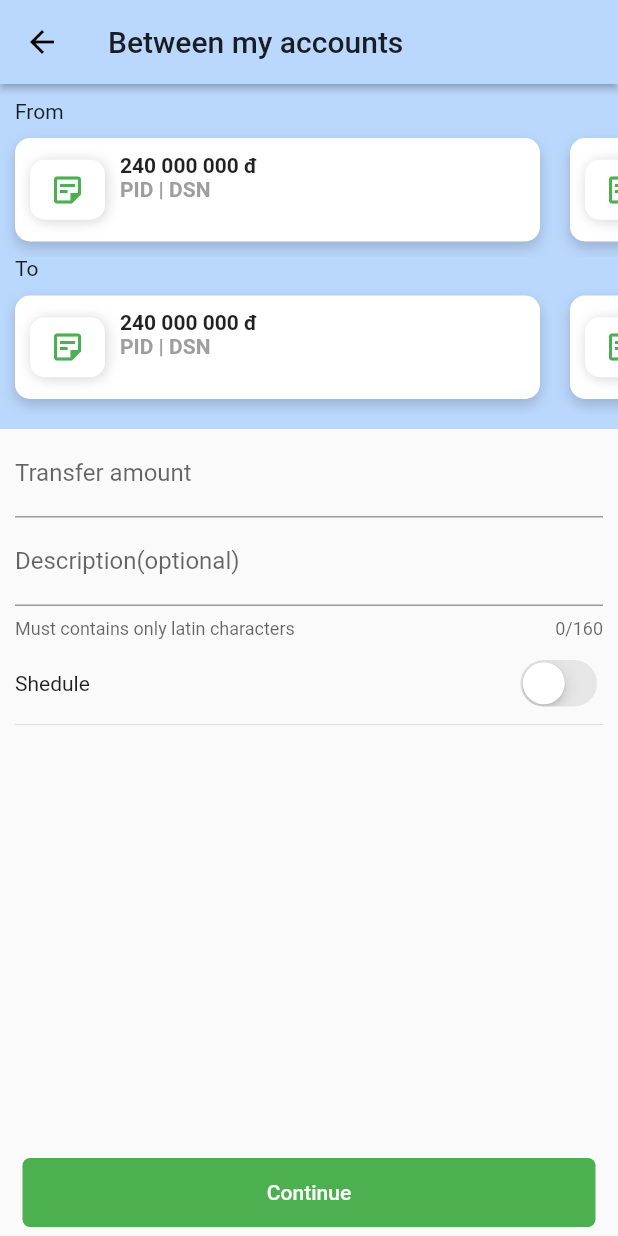
After one commit to bigo92/Vdi_bank, a Flutter app: the TabMainPage screen opened directly, after a tap on "To account number", on a phone screen of 412 x 824 dp. The commit adds this screen. Run offline on Flutter 3.47's test engine with Material 2 defaults, Android fonts, the phone set to English and light mode, and no system bars; our stand-ins replace connectivity, flutter_spinkit, get, get_storage, line_icons, permission_handler and 2 more; missing offline and left inert: qrscan; accounts and stored records are empty; Roboto replaces fonts that are missing (MPLUSRounded1c).

Commit message:
to account number

```diff
--- a/source/vdi_bank_mobile/lib/modules/home/tab_modules/tab_main/tab_main_controller.dart
+++ b/source/vdi_bank_mobile/lib/modules/home/tab_modules/tab_main/tab_main_controller.dart
@@ -1,5 +1,8 @@
 import 'package:get/get.dart';
+import 'package:vdi_bank/routes/pages.dart';
 
 class TabMainController extends GetxController {
-
+  goToAccountNumber() {
+    Get.toNamed(Routes.TO_ACCOUNT_NUMBER);
+  }
 }
--- a/source/vdi_bank_mobile/lib/modules/home/tab_modules/tab_main/tab_main_page.dart
+++ b/source/vdi_bank_mobile/lib/modules/home/tab_modules/tab_main/tab_main_page.dart
@@ -67,7 +67,11 @@ class TabMainPage extends StatelessWidget {
                   children: [
                     _buildListItemTransfer(
                         icon: Icons.food_bank_outlined,
-                        text: 'To account number'),
+                        text: 'To account number',
+                      onPress: () {
+                          tabMainController.goToAccountNumber();
+                      }
+                    ),
                     _buildListItemTransfer(
                         icon: Icons.food_bank_outlined,
                         text: 'To account number'),
@@ -127,8 +131,10 @@ class TabMainPage extends StatelessWidget {
     );
   }
 
-  Container _buildListItemTransfer({IconData icon, String text}) {
-    return Container(
+  Widget _buildListItemTransfer({IconData icon, String text, Function onPress}) {
+    return GestureDetector(
+      onTap: onPress,
+      child: Container(
         margin: EdgeInsets.all(15),
         width: 70,
         child: Column(
@@ -159,6 +165,7 @@ class TabMainPage extends StatelessWidget {
             ),
           ],
         ),
+      ),
     );
   }
 
--- /dev/null
+++ b/source/vdi_bank_mobile/lib/modules/to_account_number/to_account_number_binding.dart
@@ -0,0 +1,9 @@
+import 'package:vdi_bank/modules/to_account_number/to_account_number_controller.dart';
+import 'package:get/get.dart';
+
+class ToAccountNumberBinding implements Bindings {
+  @override
+  void dependencies() {
+    Get.lazyPut<ToAccountNumberController>(() => ToAccountNumberController());
+  }
+}
--- /dev/null
+++ b/source/vdi_bank_mobile/lib/modules/to_account_number/to_account_number_controller.dart
@@ -0,0 +1,18 @@
+import 'package:get/get.dart';
+
+class ToAccountNumberController extends GetxController {
+  final isSchedule = false.obs;
+  @override
+  void onInit() async {
+    super.onInit();
+  }
+
+  toggleSchedule(value) {
+    isSchedule.value = value;
+  }
+
+  @override
+  void dispose() {
+    super.dispose();
+  }
+}
--- /dev/null
+++ b/source/vdi_bank_mobile/lib/modules/to_account_number/to_account_number_page.dart
@@ -0,0 +1,186 @@
+import 'package:flutter/cupertino.dart';
+import 'package:flutter/material.dart';
+import 'package:get/get.dart';
+import 'package:vdi_bank/theme/colors_theme.dart';
+import 'package:vdi_bank/widgets/custom_button.dart';
+
+import 'to_account_number_controller.dart';
+
+class ToAccountNumberPage extends GetView<ToAccountNumberController> {
+  final AppBar _appBar = AppBar(
+    title: Text('Between my accounts'),
+    elevation: 2,
+  );
+
+  @override
+  Widget build(BuildContext context) {
+    return Scaffold(
+      appBar: _appBar,
+      body: SafeArea(
+        child: LayoutBuilder(
+          builder: (context, constraints) => SingleChildScrollView(
+            child: SizedBox(
+              height: MediaQuery.of(context).size.height - (_appBar.preferredSize.height + MediaQuery.of(context).padding.top),
+              child: Column(
+                children: [
+                  Container(
+                    width: MediaQuery.of(context).size.width,
+                    height: 230,
+                    color: mainColor,
+                    padding: EdgeInsets.symmetric(vertical: 10),
+                    child: Column(
+                      crossAxisAlignment: CrossAxisAlignment.start,
+                      children: [
+                        Padding(
+                          child: Text('From'),
+                          padding: EdgeInsets.symmetric(horizontal: 10),
+                        ),
+                        Expanded(
+                          child: ListView(
+                            shrinkWrap: true,
+                            scrollDirection: Axis.horizontal,
+                            children: [
+                              _listFromItem(),
+                              _listFromItem(),
+                              _listFromItem(),
+                            ],
+                          ),
+                        ),
+                        Padding(
+                          child: Text('To'),
+                          padding: EdgeInsets.symmetric(horizontal: 10),
+                        ),
+                        Expanded(
+                          child: ListView(
+                            shrinkWrap: true,
+                            scrollDirection: Axis.horizontal,
+                            children: [
+                              _listFromItem(),
+                              _listFromItem(),
+                              _listFromItem(),
+                            ],
+                          ),
+                        ),
+                      ],
+                    ),
+                  ),
+                  Expanded(
+                    child: Container(
+                      padding: EdgeInsets.symmetric(horizontal: 10),
+                      child: Column(
+                        children: [
+                          TextField(
+                            decoration: InputDecoration(
+                              labelText: 'Transfer amount',
+                              suffix: Text(
+                                'đ',
+                                style:
+                                TextStyle(decoration: TextDecoration.underline),
+                              ),
+                            ),
+                            keyboardType: TextInputType.number,
+                          ),
+                          TextField(
+                            decoration: InputDecoration(
+                                labelText: 'Description(optional)',
+                                helperText: 'Must contains only latin characters'),
+                            maxLength: 160,
+                          ),
+                          SizedBox(height: 10,),
+                          Row(
+                            children: [
+                              Text('Shedule'),
+                              Spacer(),
+                              Obx(() => CupertinoSwitch(
+                                activeColor: Colors.blueAccent,
+                                value: controller.isSchedule.value,
+                                onChanged: (value) {
+                                  controller.toggleSchedule(value);
+                                },
+                              ),),
+                            ],
+                          ),
+                          Divider(),
+                          Spacer(),
+                          CustomButton(
+                            text: 'Continue',
+                            color: Colors.green,
+                            onPress: () {
+
+                            },
+                          )
+                        ],
+                      ),
+                    ),
+                  )
+                ],
+              ),
+            ),
+          ),
+        ),
+      ),
+    );
+  }
+
+  Container _listFromItem() {
+    return Container(
+      width: 350,
+      margin: EdgeInsets.all(10),
+      padding: EdgeInsets.all(10),
+      decoration: BoxDecoration(
+        borderRadius: BorderRadius.circular(10),
+        color: Colors.white,
+        boxShadow: [
+          BoxShadow(
+              color: Colors.black54.withAlpha(300),
+              spreadRadius: 0,
+              blurRadius: 7,
+              offset: Offset(0, 4)),
+        ],
+      ),
+      child: Row(
+        children: [
+          Container(
+            width: 50,
+            height: 40,
+            decoration: BoxDecoration(
+              borderRadius: BorderRadius.circular(10),
+              color: Colors.white,
+              boxShadow: [
+                BoxShadow(
+                  color: Colors.black54.withAlpha(300),
+                  spreadRadius: 0,
+                  blurRadius: 7,
+                  offset: Offset(1, 1),
+                ),
+              ],
+            ),
+            child: Icon(
+              Icons.sticky_note_2_outlined,
+              color: Colors.green,
+            ),
+          ),
+          SizedBox(
+            width: 10,
+          ),
+          Column(
+            crossAxisAlignment: CrossAxisAlignment.start,
+            children: [
+              Text(
+                '240 000 000 đ',
+                style: TextStyle(
+                  fontWeight: FontWeight.bold,
+                ),
+              ),
+              Text(
+                'PID | DSN',
+                style:
+                    TextStyle(fontWeight: FontWeight.bold, color: Colors.grey),
+              ),
+            ],
+          )
+        ],
+      ),
+    );
+  }
+}
--- a/source/vdi_bank_mobile/lib/routes/pages.dart
+++ b/source/vdi_bank_mobile/lib/routes/pages.dart
@@ -11,6 +11,8 @@ import 'package:vdi_bank/modules/otp_authentication/otp_authentication_page.dart
 import 'package:vdi_bank/modules/splash/splash_binding.dart';
 import 'package:vdi_bank/modules/splash/splash_page.dart';
 import 'package:get/get.dart';
+import 'package:vdi_bank/modules/to_account_number/to_account_number_binding.dart';
+import 'package:vdi_bank/modules/to_account_number/to_account_number_page.dart';
 
 part './routes.dart';
 
@@ -46,5 +48,10 @@ abstract class AppPages {
       page: () => MethodOtpPage(),
       binding: MethodOtpBinding(),
     ),
+    GetPage(
+      name: Routes.TO_ACCOUNT_NUMBER,
+      page: () => ToAccountNumberPage(),
+      binding: ToAccountNumberBinding(),
+    ),
   ];
 }
--- a/source/vdi_bank_mobile/lib/routes/routes.dart
+++ b/source/vdi_bank_mobile/lib/routes/routes.dart
@@ -7,4 +7,5 @@ abstract class Routes {
   static const SETTING = '/setting';
   static const OTP_AUTHENTICATION = '/otp_authentication';
   static const METHOD_OTP = '/method_otp';
+  static const TO_ACCOUNT_NUMBER = '/to_account_number';
 }
```
Lines whose indentation alone changed are shown as unchanged.
